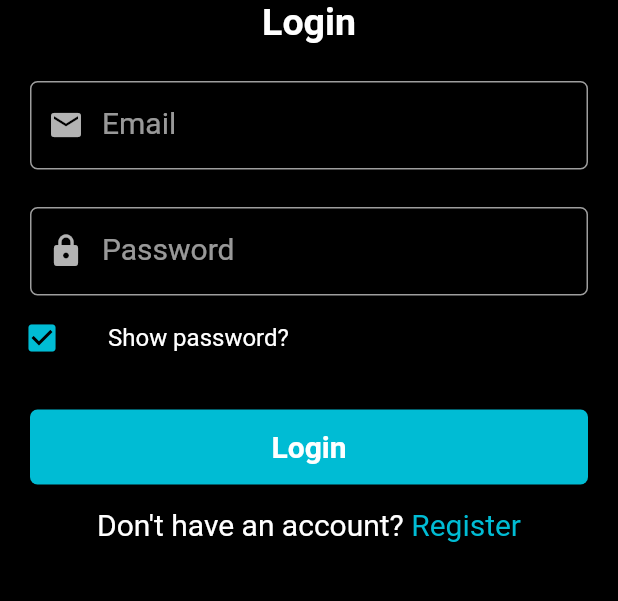
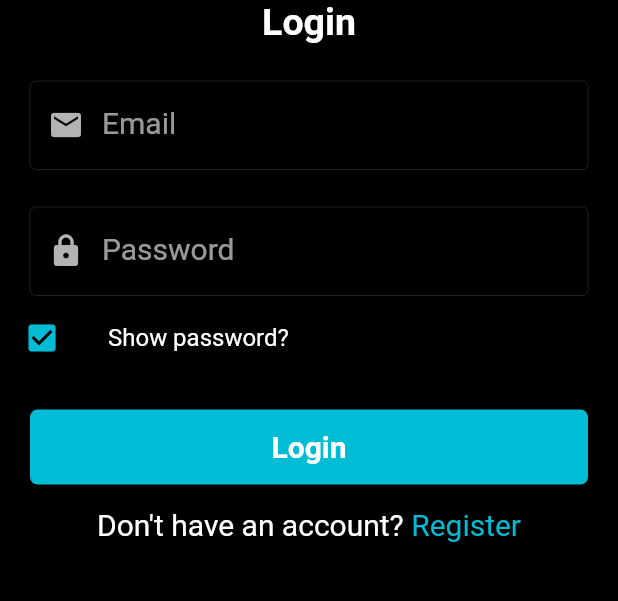
Before and after one commit to AgweBryan/tmdb_app, a Flutter app: the screen it shows after launch, on a phone screen of 412 x 824 dp, the part 378-979 px from its top. Run offline on Flutter 3.47's test engine with Material 2 defaults, Android fonts, the phone set to English and light mode, and no system bars; our stand-ins replace cached_network_image, cloud_firestore, dio, firebase_auth, firebase_core, firebase_storage and 6 more; missing offline and left inert: video_compress; accounts and stored records are empty.

```diff
--- a/lib/views/widgets/text_input_field.dart
+++ b/lib/views/widgets/text_input_field.dart
@@ -1,5 +1,4 @@
 import 'package:flutter/material.dart';
-import 'package:tmdb_app/constants.dart';
 
 class TextInputField extends StatelessWidget {
   final TextEditingController controller;
@@ -14,6 +13,9 @@ class TextInputField extends StatelessWidget {
 
   @override
   Widget build(BuildContext context) {
+    final OutlineInputBorder inputBorder =
+        OutlineInputBorder(borderSide: Divider.createBorderSide(context));
+
     return TextField(
       controller: controller,
       decoration: InputDecoration(
@@ -22,14 +24,9 @@ class TextInputField extends StatelessWidget {
         labelStyle: TextStyle(
           fontSize: 20,
         ),
-        enabledBorder: OutlineInputBorder(
-          borderRadius: BorderRadius.circular(5),
-          borderSide: BorderSide(color: borderColor),
-        ),
-        focusedBorder: OutlineInputBorder(
-          borderRadius: BorderRadius.circular(5),
-          borderSide: BorderSide(color: borderColor),
-        ),
+        enabledBorder: inputBorder,
+        focusedBorder: inputBorder,
+        border: inputBorder,
       ),
       obscureText: isObscure,
     );
```
Also changed, not shown: lib/views/screens/auth/signup_screen.dart (+8 -0 lines).
